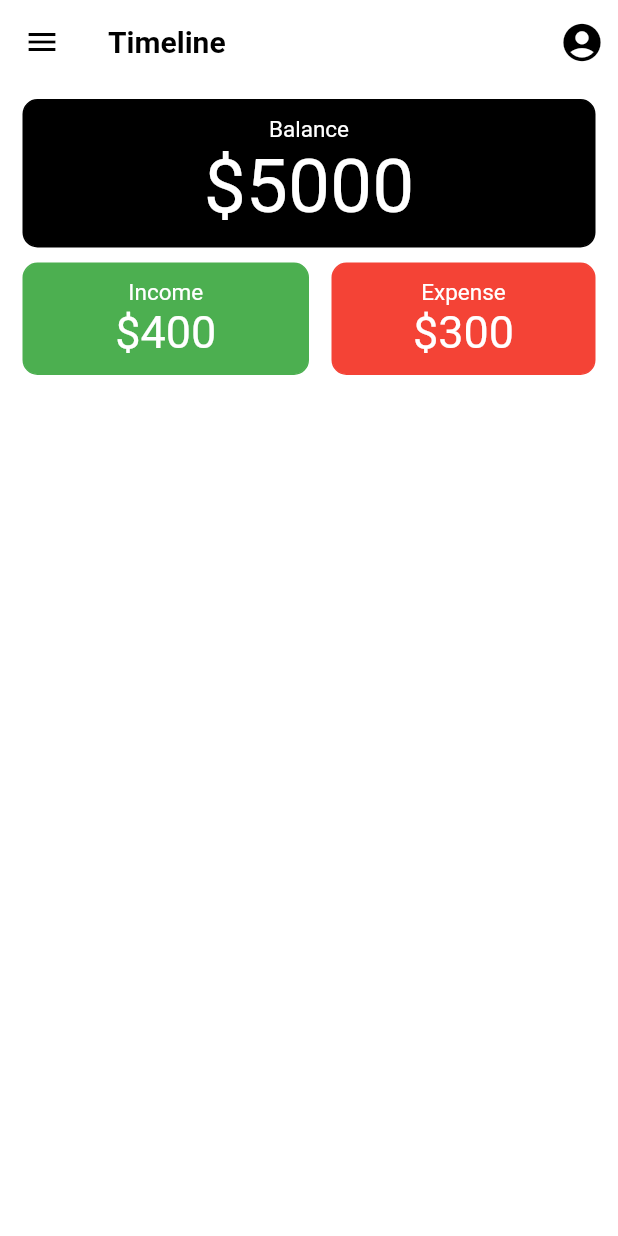
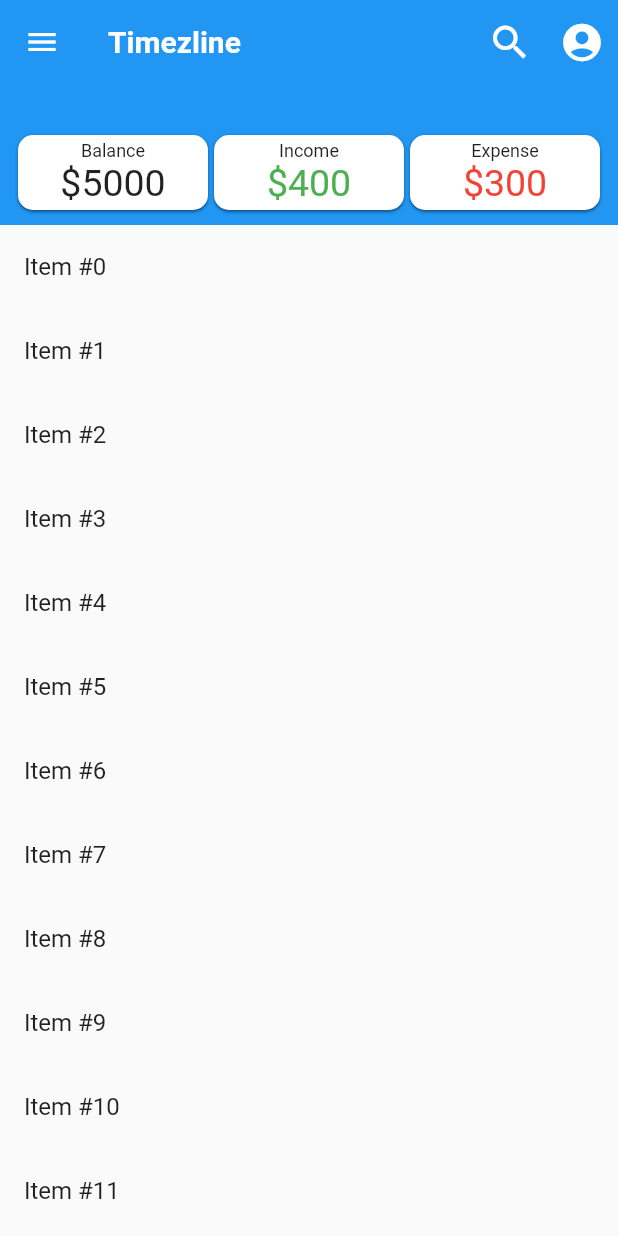
Before and after one commit to jashgopani/PijjybankV2, a Flutter app: the screen it shows after launch, after a tap on "Sign in with Google", on a phone screen of 412 x 824 dp. Run offline on Flutter 3.47's test engine with Material 2 defaults, Android fonts, the phone set to English and light mode, and no system bars.

Commit message:
Sliver Appbar done

```diff
--- a/lib/screens/login.dart
+++ b/lib/screens/login.dart
@@ -1,6 +1,6 @@
 import 'package:flutter/material.dart';
 import 'timeline.dart';
-
+import 'trial.dart';
 class Login extends StatelessWidget {
   @override
   Widget build(BuildContext context) {
@@ -50,7 +50,7 @@ class Login extends StatelessWidget {
                   ),
                   onPressed: () {
                     Navigator.push(context, MaterialPageRoute(builder: (context){
-                      return Timeline();
+                      return Trial();
                     }));
                   },
                 ),
--- a/lib/screens/timeline.dart
+++ b/lib/screens/timeline.dart
@@ -8,7 +8,6 @@ class Timeline extends StatefulWidget {
 class _TimelineState extends State<Timeline> {
   @override
   Widget build(BuildContext context) {
-
     return MaterialApp(
       debugShowCheckedModeBanner: false,
       title: "Timeline",
@@ -61,49 +60,41 @@ class _BudgetOverviewState extends State<BudgetOverview> {
   Widget build(BuildContext context) {
     return Column(
       children: <Widget>[
+        Container(//Budget Wala Section
+          alignment: Alignment.center,
+          padding: EdgeInsets.all(10.0),
+          child: Row(
+            mainAxisAlignment: MainAxisAlignment.spaceEvenly,
+            crossAxisAlignment: CrossAxisAlignment.center,
+            children: <Widget>[
               Container(
-          alignment: Alignment.center,
-          margin: EdgeInsets.symmetric(horizontal: 15.0, vertical: 10.0),
-          padding: EdgeInsets.all(10.0),
-          width: 500.0,
+                padding: EdgeInsets.symmetric(vertical:5.0,horizontal: 25.0),
                 decoration: BoxDecoration(
                   shape: BoxShape.rectangle,
                   color: Colors.black,
                   border: Border.all(),
                   borderRadius: BorderRadius.circular(10.0),
-
                 ),
                 child: Column(
                   children: <Widget>[
                     Text(
                       "Balance",
-                style: TextStyle(
-                  color: Colors.white,
-                  fontSize: 15.0
-                ),
+                      style: TextStyle(color: Colors.white, fontSize: 15.0),
                     ),
                     Text(
                       "\$5000",
                       style: TextStyle(
                         color: Colors.white,
-                  fontSize: 50.0,
+                        fontSize: 25.0,
                       ),
                     )
                   ],
                   mainAxisAlignment: MainAxisAlignment.center,
                 ),
               ),
-        Row(
-          mainAxisAlignment: MainAxisAlignment.spaceAround,
-          children: <Widget>[
-            Expanded(
-              child: Container(
+              Container(
                 alignment: Alignment.center,
-//                        width: 500.0,
-                margin: EdgeInsets.only(
-                  left: 15.0,
-                ),
-                padding: EdgeInsets.all(10.0),
+                padding: EdgeInsets.symmetric(vertical:5.0,horizontal: 25.0),
                 decoration: BoxDecoration(
                     shape: BoxShape.rectangle,
                     color: Colors.green,
@@ -124,19 +115,15 @@ class _BudgetOverviewState extends State<BudgetOverview> {
                       "\$400",
                       style: TextStyle(
                         color: Colors.white,
-                        fontSize: 30.0,
+                        fontSize: 25.0,
                       ),
                     ),
                   ],
                 ),
               ),
-            ),
-            Expanded(
-              child: Container(
+              Container(
                 alignment: Alignment.center,
-//                        width: 500.0,
-                margin: EdgeInsets.only(left: 15.0, right: 15.0),
-                padding: EdgeInsets.all(10.0),
+                padding: EdgeInsets.symmetric(vertical:5.0,horizontal: 25.0),
                 decoration: BoxDecoration(
                     color: Colors.red,
                     shape: BoxShape.rectangle,
@@ -152,14 +139,14 @@ class _BudgetOverviewState extends State<BudgetOverview> {
                     ),
                     Text(
                       "\$300",
-                      style: TextStyle(fontSize: 30.0, color: Colors.white),
+                      style: TextStyle(fontSize: 25.0, color: Colors.white),
                     ),
                   ],
                 ),
               ),
+            ],
           ),
-          ],
-        )
+        ),
       ],
     );
   }
--- /dev/null
+++ b/lib/screens/trial.dart
@@ -0,0 +1,193 @@
+import 'package:flutter/material.dart';
+
+class Trial extends StatefulWidget {
+  @override
+  _TrialState createState() => _TrialState();
+}
+
+class _TrialState extends State<Trial> {
+  @override
+  Widget build(BuildContext context) {
+    return MaterialApp(
+      debugShowCheckedModeBanner: false,
+      home: Scaffold(
+        body: CustomScrollView(
+          slivers: <Widget>[
+            SliverAppBar(
+              pinned: true,
+              floating: true,
+              title: Text(
+                "Timezline",
+                style: TextStyle(
+                  fontWeight: FontWeight.w700,
+                ),
+              ),
+              actions: <Widget>[
+                IconButton(
+                  icon: Icon(Icons.search),
+                  iconSize: 30.0,
+                  onPressed: () {
+                    debugPrint("Search Icon CLicked");
+                  },
+                ),
+                IconButton(
+                  icon: Icon(Icons.account_circle),
+                  iconSize: 30.0,
+                  onPressed: () {
+                    debugPrint("Account Icon CLicked");
+                  },
+                ),
+              ],
+              leading: Icon(
+                Icons.menu,
+              ),
+              expandedHeight: 150.0,
+              backgroundColor: Colors.blue,
+              flexibleSpace: FlexibleSpaceBar(
+                collapseMode: CollapseMode.parallax,
+                background: Container(
+                    alignment: Alignment.center,
+                    margin: EdgeInsets.only(top: 80.0),
+                    child: BudgetOverview()),
+              ),
+            ),
+            SliverList(
+                delegate: SliverChildBuilderDelegate(
+                    (context, index) => ListTile(title: Text('Item #$index')),
+                    // Builds 1000 ListTiles
+                    childCount: 1000))
+          ],
+        ),
+      ),
+    );
+  }
+}
+
+class BudgetOverview extends StatefulWidget {
+  @override
+  _BudgetOverviewState createState() => _BudgetOverviewState();
+}
+
+class _BudgetOverviewState extends State<BudgetOverview> {
+  double _sqmargin = 2;
+
+  @override
+  Widget build(BuildContext context) {
+    return Container(
+      //Budget Wala Section
+      alignment: Alignment.center,
+      padding: EdgeInsets.all(10.0),
+      child: Row(
+        mainAxisAlignment: MainAxisAlignment.spaceEvenly,
+        crossAxisAlignment: CrossAxisAlignment.center,
+        children: <Widget>[
+          Expanded(
+            child: Container(
+              margin: EdgeInsets.symmetric(horizontal: _sqmargin),
+              decoration: BoxDecoration(
+                shape: BoxShape.rectangle,
+                color: Colors.white,
+                borderRadius: BorderRadius.circular(10.0),
+                boxShadow: [
+                  new BoxShadow(
+                      color: Colors.black45,
+                      offset: new Offset(0.0, 1.0),
+                      blurRadius: 1.0)
+                ],
+              ),
+              child: Column(
+                children: <Widget>[
+                  Text(
+                    "Balance",
+                    style: TextStyle(fontSize: 12.0),
+                  ),
+                  Text(
+                    "\$5000",
+                    style: TextStyle(
+                      fontSize: 25.0,
+                    ),
+                  )
+                ],
+                mainAxisAlignment: MainAxisAlignment.center,
+              ),
+            ),
+          ),
+          Expanded(
+            child: Container(
+              alignment: Alignment.center,
+              margin: EdgeInsets.symmetric(horizontal: _sqmargin),
+              decoration: BoxDecoration(
+                shape: BoxShape.rectangle,
+                color: Colors.white,
+                borderRadius: BorderRadius.circular(10.0),
+                boxShadow: [
+                  new BoxShadow(
+                      color: Colors.black45,
+                      offset: new Offset(0.0, 1.0),
+                      blurRadius: 1.0)
+                ],
+              ),
+              child: Column(
+                mainAxisAlignment: MainAxisAlignment.center,
+                crossAxisAlignment: CrossAxisAlignment.center,
+                children: <Widget>[
+                  Text(
+                    "Income",
+                    style: TextStyle(
+//                        color: Colors.white,
+                      fontSize: 12.0,
+                    ),
+                  ),
+                  Text(
+                    "\$400",
+                    style: TextStyle(
+                      color: Colors.green,
+                      fontSize: 25.0,
+                    ),
+                  ),
+                ],
+              ),
+            ),
+          ),
+          Expanded(
+            child: Container(
+              margin: EdgeInsets.symmetric(horizontal: _sqmargin),
+              alignment: Alignment.center,
+              decoration: BoxDecoration(
+                color: Colors.white,
+                shape: BoxShape.rectangle,
+                borderRadius: BorderRadius.circular(10.0),
+                boxShadow: [
+                  new BoxShadow(
+                      color: Colors.black45,
+                      offset: new Offset(0.0, 1.0),
+                      blurRadius: 1.0)
+                ],
+              ),
+              child: Column(
+                mainAxisAlignment: MainAxisAlignment.center,
+                crossAxisAlignment: CrossAxisAlignment.center,
+                children: <Widget>[
+                  Text(
+                    "\Expense",
+                    style: TextStyle(
+                      fontSize: 12.0,
+                    ),
+                  ),
+                  Text(
+                    "\$300",
+                    style: TextStyle(fontSize: 25.0, color: Colors.red),
+                  ),
+                ],
+              ),
+            ),
+          ),
+        ],
+      ),
+    );
+  }
+}
+
+//temp
+
+//),
--- a/pubspec.yaml
+++ b/pubspec.yaml
@@ -43,6 +43,7 @@ flutter:
   # To add assets to your application, add an assets section, like this:
   assets:
     - images/googleIcon.png
+    - images/blue_bg.png
 
   # An image asset can refer to one or more resolution-specific "variants", see
   # https://flutter.io/assets-and-images/#resolution-aware.
```
Also changed, not shown: images/blue_bg.png (added). Lines whose indentation alone changed are shown as unchanged.
